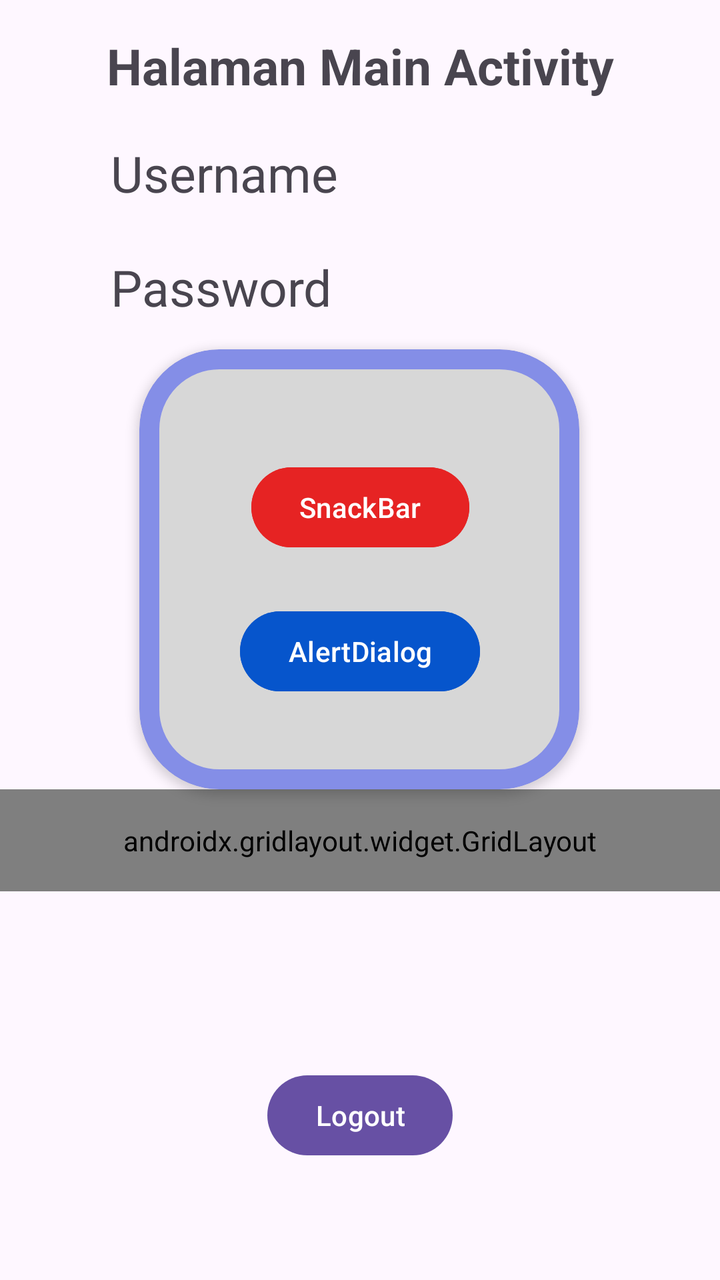
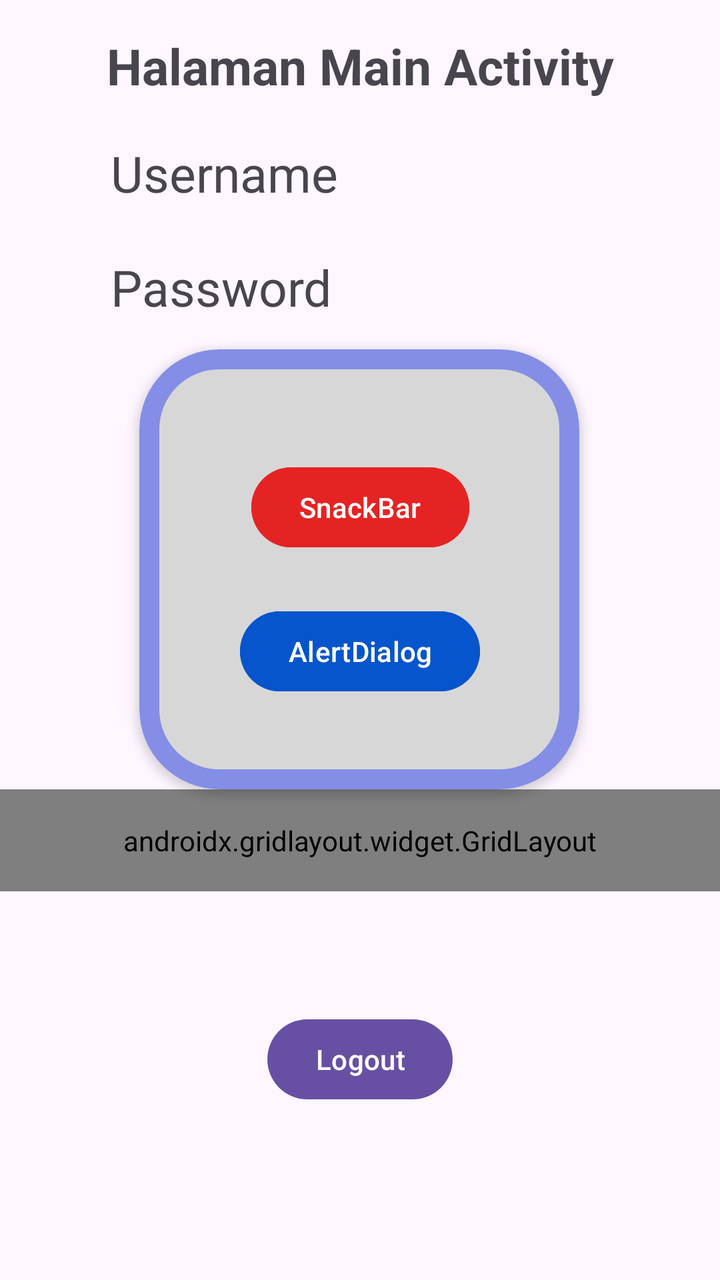

The first picture is an Android layout as it rendered before a commit; the second is the same layout after the commit. The layout source and the unified diff follow.
<!-- AndroidManifest.xml: application theme Theme.Nazlan_3TIB -->
<!-- res/layout/fragment_home.xml -->
<?xml version="1.0" encoding="utf-8"?>
<androidx.constraintlayout.widget.ConstraintLayout xmlns:android="http://schemas.android.com/apk/res/android"
    xmlns:tools="http://schemas.android.com/tools"
    android:layout_width="match_parent"
    android:layout_height="match_parent"
    xmlns:app="http://schemas.android.com/apk/res-auto"
    tools:context=".Home.HomeFragment">

    <TextView
        android:id="@+id/txtUsername"
        android:layout_width="121dp"
        android:layout_height="33dp"
        android:layout_marginTop="20dp"
        android:text="Username"
        android:textSize="25sp"
        app:layout_constraintEnd_toEndOf="parent"
        app:layout_constraintHorizontal_bias="0.231"
        app:layout_constraintStart_toStartOf="parent"
        app:layout_constraintTop_toBottomOf="@+id/textView6" />

    <TextView
        android:id="@+id/txtPassword"
        android:layout_width="121dp"
        android:layout_height="32dp"
        android:layout_marginTop="24dp"
        android:text="Password"
        android:textSize="25sp"
        app:layout_constraintEnd_toEndOf="parent"
        app:layout_constraintHorizontal_bias="0.231"
        app:layout_constraintStart_toStartOf="parent"
        app:layout_constraintTop_toBottomOf="@+id/txtUsername" />


    <com.google.android.material.card.MaterialCardView
        android:id="@+id/materialCardView"
        android:layout_width="220dp"
        android:layout_height="220dp"
        android:layout_marginTop="16dp"
        app:cardBackgroundColor="#D7D7D7"
        app:cardCornerRadius="40dp"
        app:cardElevation="3dp"
        app:layout_constraintEnd_toEndOf="parent"
        app:layout_constraintHorizontal_bias="0.497"
        app:layout_constraintStart_toStartOf="parent"
        app:layout_constraintTop_toBottomOf="@+id/txtPassword"
        app:strokeColor="#63001AFF"
        app:strokeWidth="10dp">

        <androidx.constraintlayout.widget.ConstraintLayout
            android:layout_width="match_parent"
            android:layout_height="match_parent"
            android:layout_margin="15dp">

            <Button
                android:id="@+id/btnSnackBar"
                android:layout_width="wrap_content"
                android:layout_height="wrap_content"
                android:layout_marginTop="40dp"
                android:backgroundTint="#E62323"
                android:text="SnackBar"
                app:layout_constraintEnd_toEndOf="parent"
                app:layout_constraintHorizontal_bias="0.506"
                app:layout_constraintStart_toStartOf="parent"
                app:layout_constraintTop_toTopOf="parent" />

            <Button
                android:id="@+id/btnAlertDialog"
                android:layout_width="wrap_content"
                android:layout_height="wrap_content"
                android:layout_marginTop="24dp"
                android:backgroundTint="#0655CC"
                android:text="AlertDialog"
                app:layout_constraintEnd_toEndOf="parent"
                app:layout_constraintHorizontal_bias="0.504"
                app:layout_constraintStart_toStartOf="parent"
                app:layout_constraintTop_toBottomOf="@+id/btnSnackBar" />

        </androidx.constraintlayout.widget.ConstraintLayout>

    </com.google.android.material.card.MaterialCardView>

    <androidx.gridlayout.widget.GridLayout
        android:id="@+id/gridMenu"
        android:layout_width="0dp"
        android:layout_height="wrap_content"
        android:padding="16dp"
        app:columnCount="2"
        app:useDefaultMargins="true"
        app:layout_constraintEnd_toEndOf="parent"
        app:layout_constraintStart_toStartOf="parent"
        app:layout_constraintTop_toBottomOf="@+id/materialCardView">

    <Button
        android:id="@+id/btnKembali"
        android:layout_width="wrap_content"
        android:layout_height="wrap_content"
        android:layout_marginTop="8dp"
        android:text="Kembali"
        app:layout_columnWeight="1"
        app:layout_gravity="fill_horizontal"
        app:layout_constraintEnd_toEndOf="parent"
        app:layout_constraintHorizontal_bias="0.498"
        app:layout_constraintStart_toStartOf="parent"
        app:layout_constraintTop_toBottomOf="@+id/materialCardView" />

        <Button
        android:id="@+id/btnToLima"
        android:layout_width="wrap_content"
        android:layout_height="wrap_content"
        android:layout_marginTop="12dp"
        android:text="Pertemuan 5"
        app:layout_columnWeight="1"
        app:layout_gravity="fill_horizontal"
        app:layout_constraintEnd_toEndOf="parent"
        app:layout_constraintStart_toStartOf="parent"
        app:layout_constraintTop_toBottomOf="@+id/btnKembali" />

    <Button
        android:id="@+id/btnToSix"
        android:layout_width="wrap_content"
        android:layout_height="wrap_content"
        android:layout_marginTop="12dp"
        android:text="Pertemuan 6"
        app:layout_columnWeight="1"
        android:backgroundTint="#0099DC"
        app:layout_gravity="fill_horizontal"
        app:layout_constraintEnd_toEndOf="parent"
        app:layout_constraintHorizontal_bias="0.498"
        app:layout_constraintStart_toStartOf="parent"
        app:layout_constraintTop_toBottomOf="@+id/btnToLima" />

    <Button
        android:id="@+id/btnToSembilan"
        android:layout_width="wrap_content"
        android:layout_height="wrap_content"
        android:layout_marginTop="8dp"
        android:text="Pertemuan 9"
        app:layout_columnWeight="1"
        app:layout_gravity="fill_horizontal"
        android:backgroundTint="#008C16"
        app:layout_constraintEnd_toEndOf="parent"
        app:layout_constraintHorizontal_bias="0.498"
        app:layout_constraintStart_toStartOf="parent"
        app:layout_constraintTop_toBottomOf="@+id/btnToSix" />

    </androidx.gridlayout.widget.GridLayout>

    <Button
        android:id="@+id/btnLogout"
        android:layout_width="wrap_content"
        android:layout_height="wrap_content"
        android:layout_marginTop="88dp"
        android:text="Logout"
        app:layout_constraintEnd_toEndOf="parent"
        app:layout_constraintStart_toStartOf="parent"
        app:layout_constraintTop_toBottomOf="@+id/gridMenu" />

    <TextView
        android:id="@+id/textView6"
        android:layout_width="wrap_content"
        android:layout_height="wrap_content"
        android:layout_marginTop="16dp"
        android:text="Halaman Main Activity"
        android:textSize="25sp"
        android:textStyle="bold"
        app:layout_constraintEnd_toEndOf="parent"
        app:layout_constraintStart_toStartOf="parent"
        app:layout_constraintTop_toTopOf="parent" />


</androidx.constraintlayout.widget.ConstraintLayout>
<!-- resources referenced by this layout -->
<resources>
  <style name="Theme.Nazlan_3TIB" parent="Base.Theme.Nazlan_3TIB" />
  <style name="Base.Theme.Nazlan_3TIB" parent="Theme.Material3.DayNight.NoActionBar">
          
          
      </style>
</resources>

<!-- the commit's change to res/layout/fragment_home.xml (unified diff, before → after) -->
@@ -143,13 +143,27 @@
         app:layout_constraintStart_toStartOf="parent"
         app:layout_constraintTop_toBottomOf="@+id/btnToSix" />
 
+    <Button
+        android:id="@+id/btnToTenth"
+        android:layout_width="wrap_content"
+        android:layout_height="wrap_content"
+        android:layout_marginTop="8dp"
+        android:text="Pertemuan 10"
+        app:layout_columnWeight="1"
+        app:layout_gravity="fill_horizontal"
+        android:backgroundTint="#00338C"
+        app:layout_constraintEnd_toEndOf="parent"
+        app:layout_constraintHorizontal_bias="0.498"
+        app:layout_constraintStart_toStartOf="parent"
+        app:layout_constraintTop_toBottomOf="@+id/btnToSembilan" />
+
     </androidx.gridlayout.widget.GridLayout>
 
     <Button
         android:id="@+id/btnLogout"
         android:layout_width="wrap_content"
         android:layout_height="wrap_content"
-        android:layout_marginTop="88dp"
+        android:layout_marginTop="60dp"
         android:text="Logout"
         app:layout_constraintEnd_toEndOf="parent"
         app:layout_constraintStart_toStartOf="parent"
